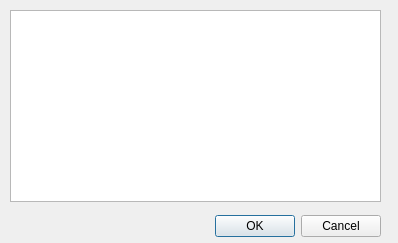
malien24/qVertex, file QVertex/q_vertex_dialog_base.ui: the form before one commit.
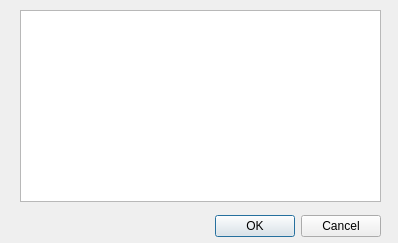
The form after the commit.

Diff of the .ui file:
```diff
--- a/QVertex/q_vertex_dialog_base.ui
+++ b/QVertex/q_vertex_dialog_base.ui
@@ -29,12 +29,12 @@
     <set>QDialogButtonBox::Cancel|QDialogButtonBox::Ok</set>
    </property>
   </widget>
-  <widget class="QTextBrowser" name="textArea">
+  <widget class="QListWidget" name="listCrs">
    <property name="geometry">
     <rect>
-     <x>10</x>
+     <x>20</x>
      <y>10</y>
-     <width>371</width>
+     <width>361</width>
      <height>192</height>
     </rect>
    </property>
```
